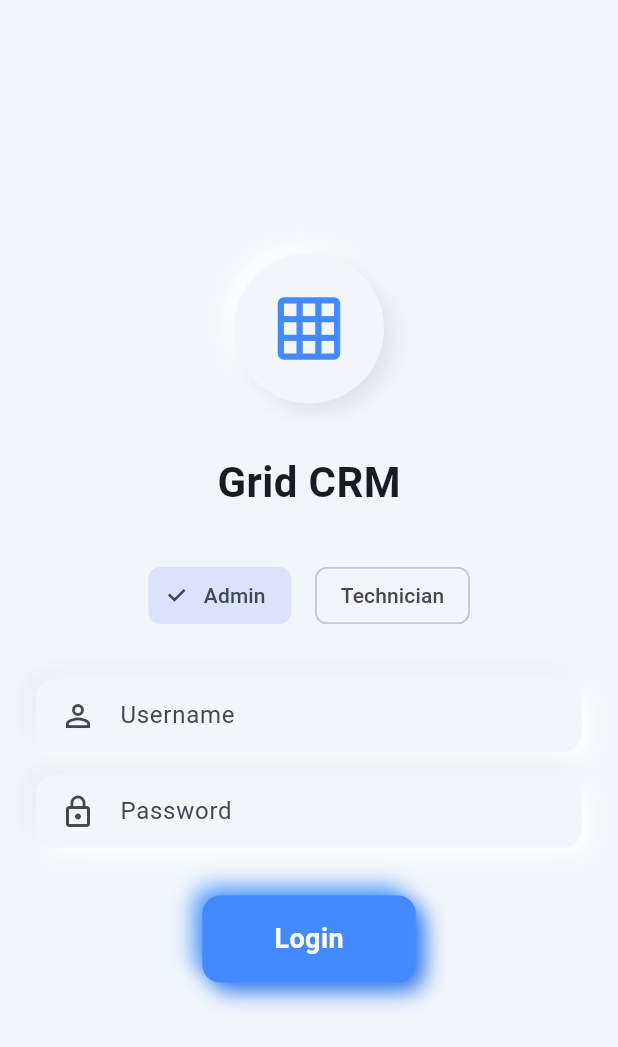
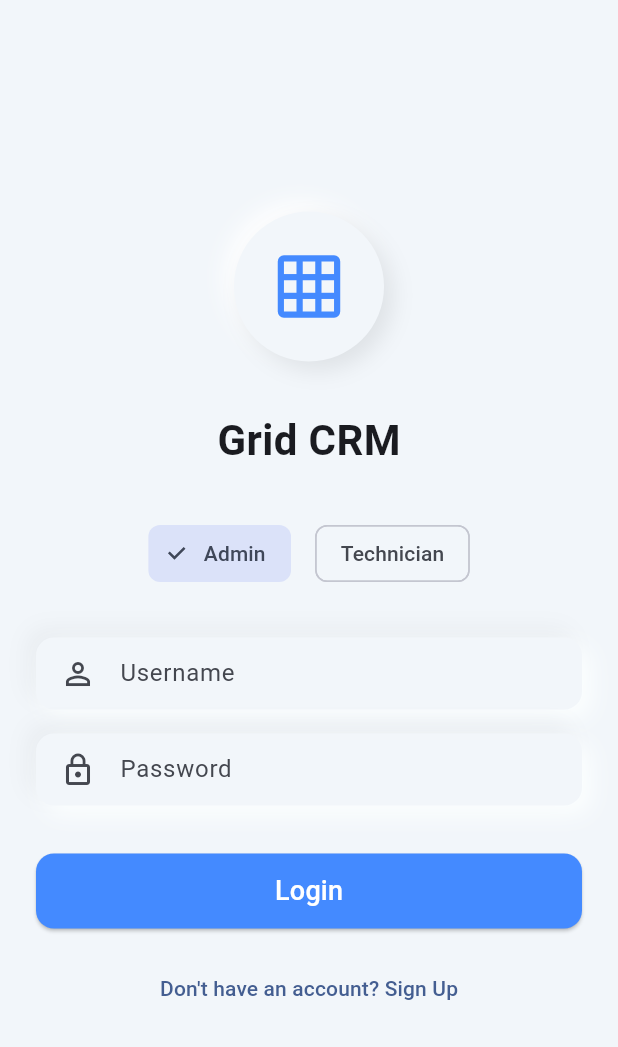
Before and after one commit to whoisadheep/GridCRM, a Flutter app: the screen it shows after launch, on a phone screen of 412 x 824 dp. Shown: the top 1047 px of the screen. Run offline on Flutter 3.47's test engine with Material 3 defaults, Android fonts, the phone set to English and light mode, and no system bars; drawn by our look-alikes of clay_containers; our stand-ins replace cloud_firestore, connectivity_plus, firebase_core, firebase_messaging, flutter_riverpod, shared_preferences and 1 more; accounts and stored records are empty.

Commit message:
Implement user registration flow

```diff
--- a/app/lib/ui/screens/login_screen.dart
+++ b/app/lib/ui/screens/login_screen.dart
@@ -20,8 +20,9 @@ class _LoginScreenState extends ConsumerState<LoginScreen> {
   final _nameController = TextEditingController();
   final _pinController = TextEditingController();
   bool _isLoading = false;
+  bool _isSignUp = false;
 
-  Future<void> _login() async {
+  Future<void> _authenticate() async {
     setState(() => _isLoading = true);
     try {
       final settings = ref.read(settingsProvider);
@@ -39,14 +40,25 @@ class _LoginScreenState extends ConsumerState<LoginScreen> {
         body['pin'] = _pinController.text;
       }
 
+      final endpoint = _isSignUp ? '/register' : '/login';
       final response = await http.post(
-        Uri.parse('$baseUrl/login'),
+        Uri.parse('$baseUrl$endpoint'),
         headers: {'Content-Type': 'application/json'},
         body: jsonEncode(body),
       );
 
-      if (response.statusCode == 200) {
+      if (response.statusCode == 200 || response.statusCode == 201) {
         final data = jsonDecode(response.body);
+
+        if (_isSignUp) {
+          if (mounted) {
+            ScaffoldMessenger.of(context).showSnackBar(
+              const SnackBar(content: Text('Account created! Please log in.')),
+            );
+            setState(() => _isSignUp = false);
+          }
+          return;
+        }
 
         await settings.setLoggedIn(true);
         await settings.setRole(data['role']);
@@ -195,25 +207,23 @@ class _LoginScreenState extends ConsumerState<LoginScreen> {
                 const SizedBox(height: 32),
                 _isLoading
                     ? const CircularProgressIndicator()
-                    : GestureDetector(
-                        onTap: _login,
-                        child: ClayContainer(
-                          color: Colors.blueAccent,
-                          borderRadius: 12,
-                          depth: 20,
-                          child: const Padding(
-                            padding: EdgeInsets.symmetric(horizontal: 48, vertical: 16),
-                            child: Text(
-                              'Login',
-                              style: TextStyle(
-                                color: Colors.white,
-                                fontSize: 18,
-                                fontWeight: FontWeight.bold,
-                              ),
-                            ),
+                    : SizedBox(
+                        width: double.infinity,
+                        height: 50,
+                        child: ElevatedButton(
+                          style: ElevatedButton.styleFrom(
+                            backgroundColor: Colors.blueAccent,
+                            shape: RoundedRectangleBorder(borderRadius: BorderRadius.circular(12)),
                           ),
+                          onPressed: _authenticate,
+                          child: Text(_isSignUp ? 'Create Account' : 'Login', style: const TextStyle(fontSize: 18, color: Colors.white)),
                         ),
                       ),
+                const SizedBox(height: 16),
+                TextButton(
+                  onPressed: () => setState(() => _isSignUp = !_isSignUp),
+                  child: Text(_isSignUp ? 'Already have an account? Log in' : "Don't have an account? Sign Up"),
+                ),
               ],
             ),
           ),
```
Also changed, not shown: 1 other file.
